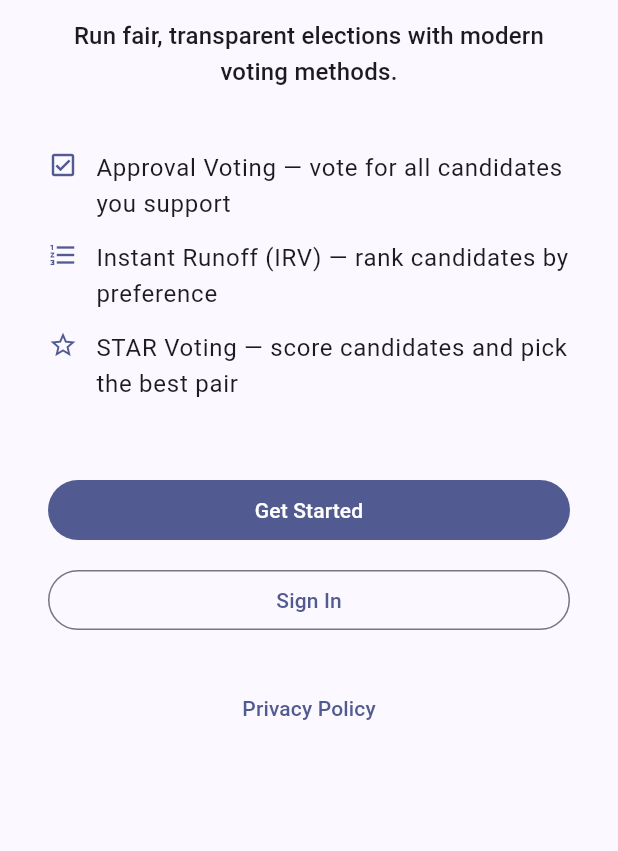
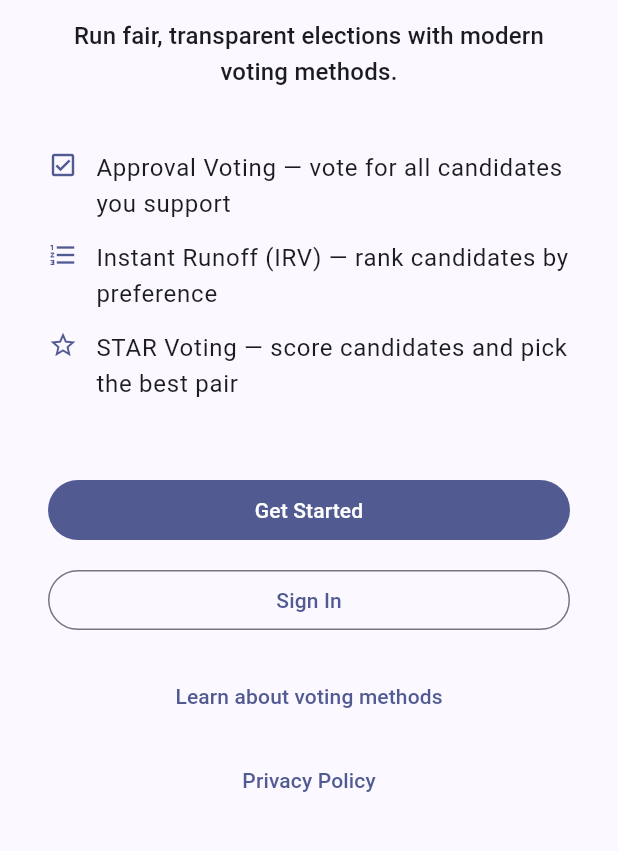
Before and after one commit to FruityShuffles/ez-vote, a Flutter app: the screen it shows after launch, on a phone screen of 412 x 824 dp, the part 378-1229 px from its top. Run offline on Flutter 3.47's test engine with Material 3 defaults, Android fonts, the phone set to English and light mode, and no system bars; our stand-ins replace flutter_dotenv, flutter_riverpod, go_router, supabase_flutter; accounts and stored records are empty.

Commit message:
Rename /home to /dashboard, add public /learn route, make landing auth-aware
- Rename /home route to /dashboard to disambiguate from landing page
- Add /learn as a public route wrapping LearnTab in a standalone screen
- Make landing page auth-aware: show "Go to Dashboard" when logged in
- Add "Learn about voting methods" link on landing page
- Fix election detail home icon to navigate to /dashboard
- Update Google OAuth redirects in login/signup to /dashboard
- Make dashboard AppBar logo tappable to navigate back to landing page

Co-Authored-By: Claude Opus 4.6 <noreply@anthropic.com>

```diff
--- a/lib/config/router.dart
+++ b/lib/config/router.dart
@@ -13,6 +13,7 @@ import '../presentation/screens/join_election_screen.dart';
 import '../presentation/screens/settings_screen.dart';
 import '../presentation/screens/privacy_policy_screen.dart';
 import '../presentation/screens/terms_screen.dart';
+import '../presentation/screens/learn_screen.dart';
 import '../domain/models/ballot.dart';
 
 final routerKey = GlobalKey<NavigatorState>();
@@ -29,7 +30,8 @@ GoRouter createRouter() {
       final isPublicRoute = isAuthRoute ||
           state.matchedLocation == '/' ||
           state.matchedLocation == '/privacy' ||
-          state.matchedLocation == '/tos';
+          state.matchedLocation == '/tos' ||
+          state.matchedLocation == '/learn';
 
       if (!isLoggedIn && !isPublicRoute) {
         final redirectTo = Uri.encodeComponent(state.uri.toString());
@@ -41,7 +43,7 @@ GoRouter createRouter() {
         if (redirect != null && redirect.isNotEmpty) {
           return Uri.decodeComponent(redirect);
         }
-        return '/home';
+        return '/dashboard';
       }
       return null;
     },
@@ -63,8 +65,12 @@ GoRouter createRouter() {
         builder: (context, state) => const LandingScreen(),
       ),
       GoRoute(
-        path: '/home',
+        path: '/dashboard',
         builder: (context, state) => const HomeScreen(),
+      ),
+      GoRoute(
+        path: '/learn',
+        builder: (context, state) => const LearnScreen(),
       ),
       GoRoute(
         path: '/create',
--- a/lib/presentation/screens/election_detail_screen.dart
+++ b/lib/presentation/screens/election_detail_screen.dart
@@ -23,7 +23,7 @@ class ElectionDetailScreen extends ConsumerWidget {
           IconButton(
             icon: const Icon(Icons.home),
             tooltip: 'Home',
-            onPressed: () => context.go('/'),
+            onPressed: () => context.go('/dashboard'),
           ),
         ],
       ),
--- a/lib/presentation/screens/landing_screen.dart
+++ b/lib/presentation/screens/landing_screen.dart
@@ -1,11 +1,13 @@
 import 'package:flutter/material.dart';
 import 'package:go_router/go_router.dart';
+import 'package:supabase_flutter/supabase_flutter.dart';
 
 class LandingScreen extends StatelessWidget {
   const LandingScreen({super.key});
 
   @override
   Widget build(BuildContext context) {
+    final isLoggedIn = Supabase.instance.client.auth.currentSession != null;
     return Scaffold(
       body: SingleChildScrollView(
         child: Center(
@@ -51,6 +53,15 @@ class LandingScreen extends StatelessWidget {
                     ],
                   ),
                   const SizedBox(height: 48),
+                  if (isLoggedIn) ...[
+                    SizedBox(
+                      width: double.infinity,
+                      child: FilledButton(
+                        onPressed: () => context.go('/dashboard'),
+                        child: const Text('Go to Dashboard'),
+                      ),
+                    ),
+                  ] else ...[
                     SizedBox(
                       width: double.infinity,
                       child: FilledButton(
@@ -66,7 +77,13 @@ class LandingScreen extends StatelessWidget {
                         child: const Text('Sign In'),
                       ),
                     ),
-                  const SizedBox(height: 24),
+                  ],
+                  const SizedBox(height: 16),
+                  TextButton(
+                    onPressed: () => context.push('/learn'),
+                    child: const Text('Learn about voting methods'),
+                  ),
+                  const SizedBox(height: 8),
                   TextButton(
                     onPressed: () => context.push('/privacy'),
                     child: const Text('Privacy Policy'),
--- a/lib/presentation/screens/login_screen.dart
+++ b/lib/presentation/screens/login_screen.dart
@@ -33,7 +33,7 @@ class _LoginScreenState extends ConsumerState<LoginScreen> {
     });
     try {
       await ref.read(authRepositoryProvider).signInWithGoogle(
-            redirectTo: '${Uri.base.origin}/home',
+            redirectTo: '${Uri.base.origin}/dashboard',
           );
       // Auth state change handled by authStateProvider → router redirect
     } catch (e) {
@@ -59,7 +59,7 @@ class _LoginScreenState extends ConsumerState<LoginScreen> {
       if (mounted) {
         context.go(widget.redirect != null
             ? Uri.decodeComponent(widget.redirect!)
-            : '/home');
+            : '/dashboard');
       }
     } catch (e) {
       setState(() => _error = e.toString());
--- a/lib/presentation/screens/signup_screen.dart
+++ b/lib/presentation/screens/signup_screen.dart
@@ -38,7 +38,7 @@ class _SignupScreenState extends ConsumerState<SignupScreen> {
     });
     try {
       await ref.read(authRepositoryProvider).signInWithGoogle(
-            redirectTo: '${Uri.base.origin}/home',
+            redirectTo: '${Uri.base.origin}/dashboard',
           );
       // Auth state change handled by authStateProvider → router redirect
     } catch (e) {
@@ -90,7 +90,7 @@ class _SignupScreenState extends ConsumerState<SignupScreen> {
       if (mounted) {
         context.go(widget.redirect != null
             ? Uri.decodeComponent(widget.redirect!)
-            : '/home');
+            : '/dashboard');
       }
     } catch (e) {
       setState(() => _error = e.toString());
```
Also changed, not shown: lib/presentation/screens/home_screen.dart (+9 -6 lines), lib/presentation/screens/learn_screen.dart (+12 -0 lines). Lines whose indentation alone changed are shown as unchanged.
